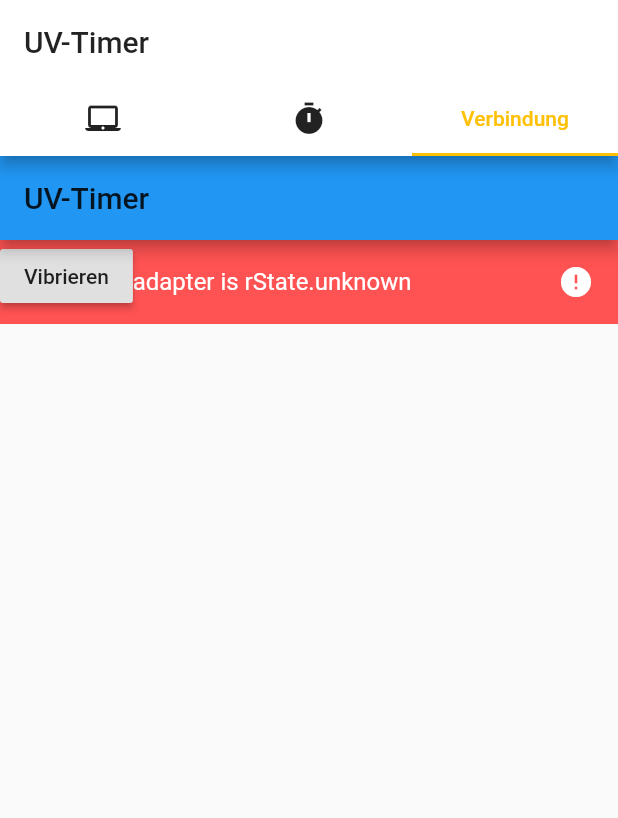
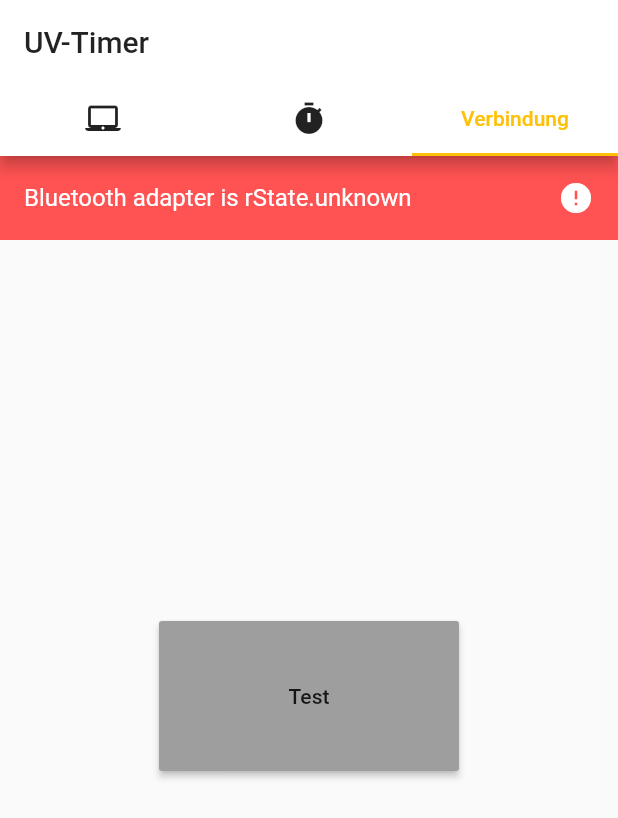
Before and after one commit to koehlerfelix/Wearable, a Flutter app: the screen it shows after launch, tab 3 chosen, on a phone screen of 412 x 824 dp. Shown: the top 818 px of the screen. Run offline on Flutter 3.47's test engine with Material 2 defaults, Android fonts, the phone set to English and light mode, and no system bars; our stand-ins replace flutter_blue, vibration.

Commit message:
vibrtaion with countdown

```diff
--- a/lib/Setting/connection.dart
+++ b/lib/Setting/connection.dart
@@ -14,15 +14,21 @@ void main() {
 }
 
 class FlutterBlueApp extends StatefulWidget {
+  _FlutterBlueAppState state;
+
   FlutterBlueApp({Key key, this.title}) : super(key: key);
 
   final String title;
 
   @override
-  _FlutterBlueAppState createState() => new _FlutterBlueAppState();
+  _FlutterBlueAppState createState() => state = new _FlutterBlueAppState();
+
+  void vibrate() {
+    state.vibrate();
+  }
 }
 
-class _FlutterBlueAppState extends State<FlutterBlueApp> {
+class _FlutterBlueAppState extends State<FlutterBlueApp> with AutomaticKeepAliveClientMixin {
   FlutterBlue _flutterBlue = FlutterBlue.instance;
 
   /// Scanning
@@ -328,6 +334,32 @@ class _FlutterBlueAppState extends State<FlutterBlueApp> {
     } else {
       tiles.addAll(_buildScanResultTiles());
     }
+
+    return new MaterialApp(
+      home: new Scaffold(
+        floatingActionButton: _buildScanningButton(),
+        body: new Stack(
+          children: <Widget>[
+            (isScanning) ? _buildProgressBarTile() : new Container(),
+            new ListView(
+              children: tiles,
+            ),
+            new Align(
+              alignment: Alignment.center,
+              child: new MaterialButton(
+                child: new Text("Test"),
+                onPressed: vibrate,
+                height: 100,
+                minWidth: 200,
+                color: Colors.grey,
+              ),
+            )
+
+          ],
+        ),
+      ),
+    );
+    /*
     return new MaterialApp(
       home: new Scaffold(
         appBar: new AppBar(
@@ -335,6 +367,7 @@ class _FlutterBlueAppState extends State<FlutterBlueApp> {
             "UV-Timer",style: TextStyle(color: Colors.black87),
           ),
           actions: _buildActionButtons(),
+
         ),
         floatingActionButton: _buildScanningButton(),
         body: new Stack(
@@ -351,6 +384,7 @@ class _FlutterBlueAppState extends State<FlutterBlueApp> {
         ),
       ),
     );
+     */
     /*
   new DefaultTabController(
       length: 3,
@@ -423,10 +457,7 @@ class _FlutterBlueAppState extends State<FlutterBlueApp> {
     }
   }
 
-  void stop() {
-    BluetoothService TECO = services.last;
-    BluetoothCharacteristic vib = TECO.characteristics.first;
-    _writeCharacteristicOFF(vib);
-  }
+  @override
+  bool get wantKeepAlive => true;
 
 }
--- a/lib/main.dart
+++ b/lib/main.dart
@@ -9,6 +9,7 @@ void main() => runApp(MaterialApp(
   title: 'UV-Timer',
   home: new Home(),
 ));
+
 
 class Home extends StatelessWidget {
   // This widget is the root of your application.
@@ -58,12 +59,13 @@ class Home extends StatelessWidget {
 }
 
 class MyTabBarView extends StatelessWidget {
+  FlutterBlueApp blue = new FlutterBlueApp();
   Widget build(BuildContext context) {
     return new TabBarView(
       children: <Widget>[
-        new CalculationWindow(),
-        new IndividualWindow(),
-        new FlutterBlueApp(),
+        new CalculationWindow(blue: blue,),
+        new IndividualWindow(blue: blue),
+        blue,
       ],
     );
   }
```
Also changed, not shown: lib/calculator/calculationWindow.dart (+15 -4 lines), lib/individual/individualWindow.dart (+17 -10 lines), lib/timer.dart (+21 -9 lines).
